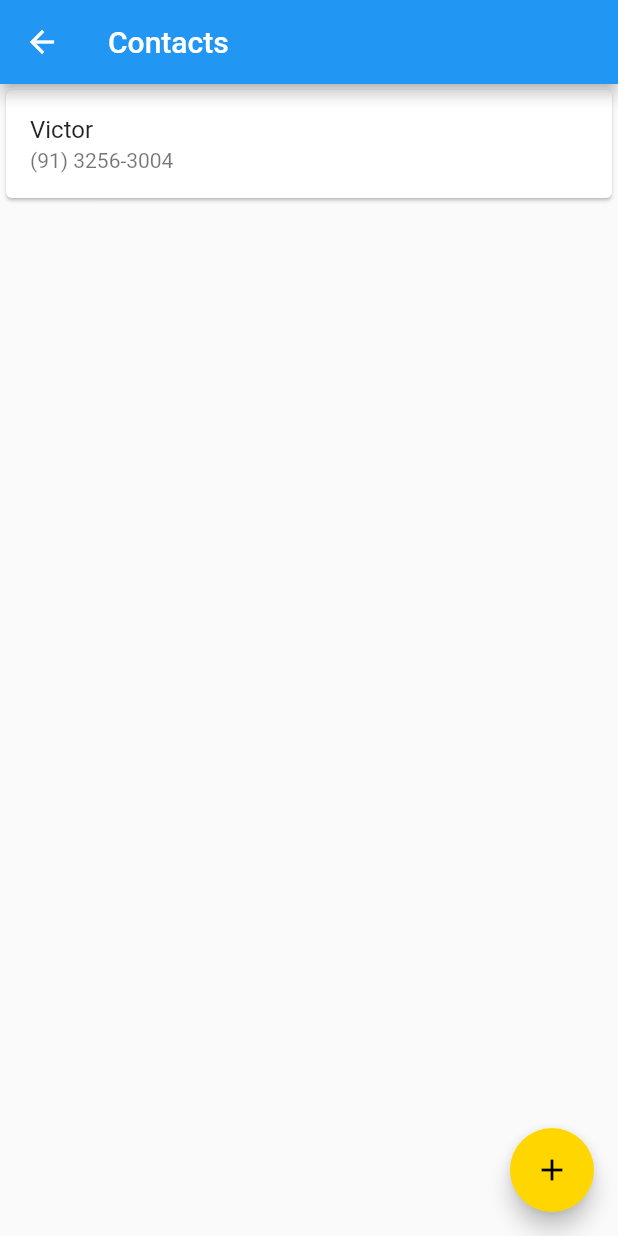
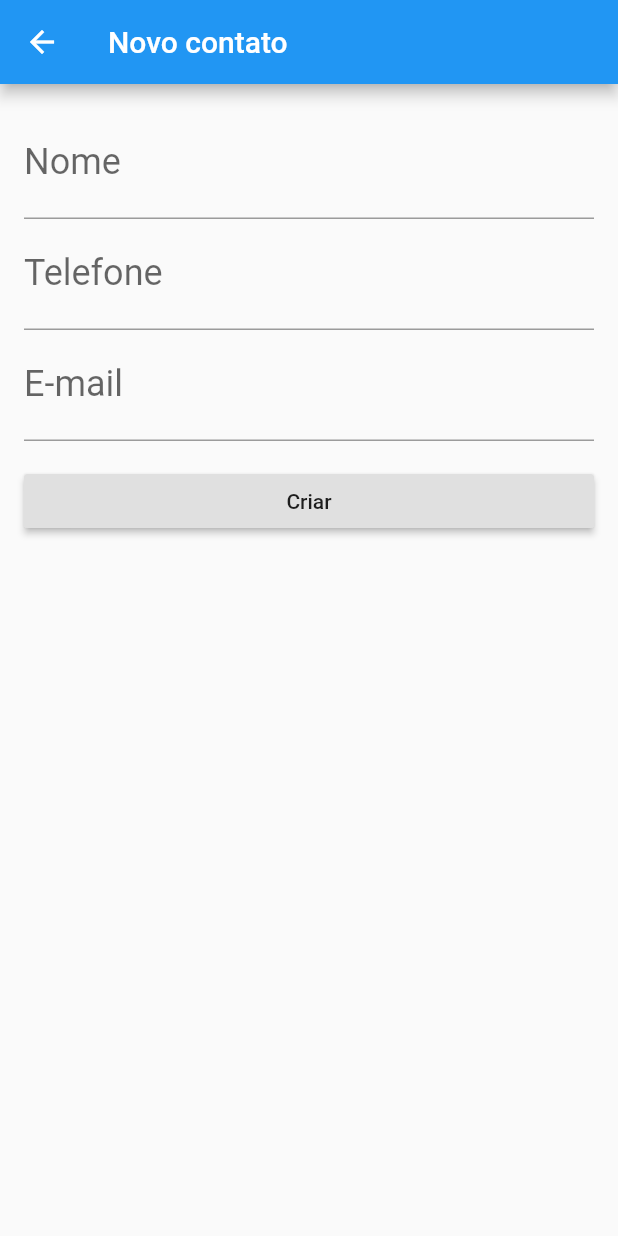
Before and after one commit to victorhugolgr/labs-flutter, a Flutter app: the ContactList screen opened directly, after a tap on the "add" icon, on a phone screen of 412 x 824 dp. Run offline on Flutter 3.47's test engine with Material 2 defaults, Android fonts, the phone set to English and light mode, and no system bars.

Commit message:
Implementando a tela do formulário

```diff
--- /dev/null
+++ b/lista_contatos/lib/screens/contact_form.dart
@@ -0,0 +1,45 @@
+import 'package:flutter/material.dart';
+
+class ContactForm extends StatelessWidget {
+  const ContactForm({Key key}) : super(key: key);
+
+  @override
+  Widget build(BuildContext context) {
+    return Scaffold(
+      appBar: AppBar(
+        title: Text('Novo contato'),
+      ),
+      body: Padding(
+        padding: const EdgeInsets.all(16.0),
+        child: Column(
+          children: <Widget>[
+            TextField(
+              decoration: InputDecoration(labelText: 'Nome'),
+              style: TextStyle(fontSize: 24.0),
+            ),
+            TextField(
+              decoration: InputDecoration(labelText: 'Telefone'),
+              style: TextStyle(fontSize: 24.0),
+              keyboardType: TextInputType.phone,
+            ),
+            TextField(
+              decoration: InputDecoration(labelText: 'E-mail'),
+              style: TextStyle(fontSize: 24.0),
+              keyboardType: TextInputType.emailAddress,
+            ),
+            Padding(
+              padding: const EdgeInsets.only(top: 16.0),
+              child: SizedBox(
+                width: double.maxFinite,
+                child: RaisedButton(
+                  child: Text('Criar'),
+                  onPressed: () {},
+                ),
+              ),
+            )
+          ],
+        ),
+      ),
+    );
+  }
+}
--- a/lista_contatos/lib/screens/contacts_list.dart
+++ b/lista_contatos/lib/screens/contacts_list.dart
@@ -1,4 +1,5 @@
 import 'package:flutter/material.dart';
+import 'package:lista_contatos/screens/contact_form.dart';
 
 class ContactList extends StatelessWidget {
   @override
@@ -18,7 +19,12 @@ class ContactList extends StatelessWidget {
         ],
       ),
       floatingActionButton: FloatingActionButton(
-        onPressed: () {},
+        onPressed: () {
+          Navigator.push(
+            context,
+            MaterialPageRoute(builder: (context) => ContactForm()),
+          );
+        },
         child: Icon(Icons.add),
       ),
     );
```
